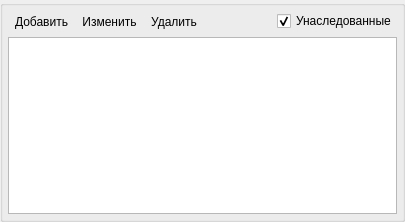
First picture: the form in src/plugins/modeleride/filterwidget.ui, repository rdnvndr/raindrop, before the edit.
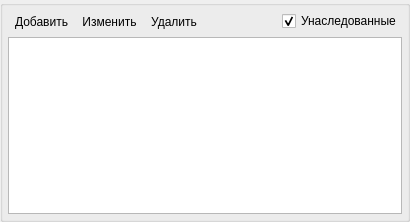
Second picture: the form after the edit. Icons and pictures are not drawn.

```diff
--- a/src/plugins/modeleride/filterwidget.ui
+++ b/src/plugins/modeleride/filterwidget.ui
@@ -6,7 +6,7 @@
    <rect>
     <x>0</x>
     <y>0</y>
-    <width>405</width>
+    <width>410</width>
     <height>222</height>
    </rect>
   </property>
@@ -145,6 +145,9 @@
         <attribute name="horizontalHeaderHighlightSections">
          <bool>false</bool>
         </attribute>
+        <attribute name="horizontalHeaderStretchLastSection">
+         <bool>true</bool>
+        </attribute>
         <attribute name="verticalHeaderVisible">
          <bool>false</bool>
         </attribute>
```
Left out of the diff: 22 changed lines with no effect on the pictures.
